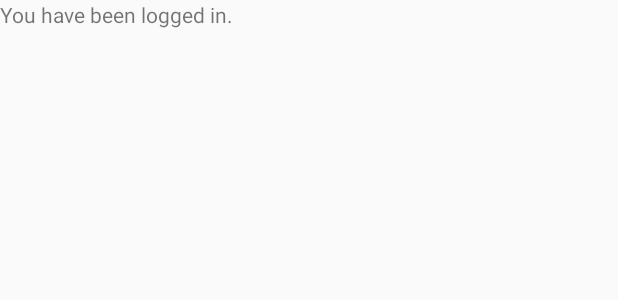
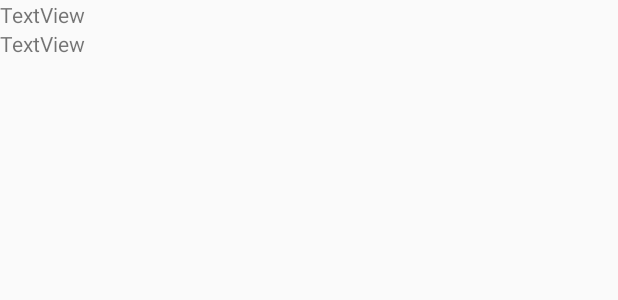
Before and after one commit to SEG2105-uottawa/seg2105f20-project-project_gr-09, an Android app: the layout activity_home.xml on its own in the app's theme, with its tools: preview values and no code run, on a phone screen of 412 x 824 dp. Shown: the top 300 px of the screen. Run offline under Robolectric (Android 15) with nearby library versions, the phone set to English and light mode, and no system bars.

Commit message:
Fixed issues from Deliverable 1

```diff
--- a/app/src/main/java/me/kianbazza/servicenovigrad/activities/RegisterActivity.java
+++ b/app/src/main/java/me/kianbazza/servicenovigrad/activities/RegisterActivity.java
@@ -61,7 +61,7 @@ public class RegisterActivity extends AppCompatActivity {
 
             Account account;
 
-            switch (Roles.fromString(roleStr)) {
+            switch (AccountHelper.roleFromString(roleStr)) {
                 case CUSTOMER:
                     account = new CustomerAccount(usernameStr, emailStr, passwordStr);
                     break;
--- a/app/src/main/res/layout/activity_home.xml
+++ b/app/src/main/res/layout/activity_home.xml
@@ -6,12 +6,17 @@
     android:layout_width="match_parent"
     android:layout_height="match_parent"
     tools:context=".activities.HomeActivity">
-  <TextView
-          android:text="You have been logged in."
-          android:layout_width="wrap_content"
-          android:layout_height="wrap_content" android:id="@+id/welcome" tools:layout_editor_absoluteY="168dp"
-          tools:layout_editor_absoluteX="16dp"/>
-  <TextView
-          android:layout_width="wrap_content"
-          android:layout_height="wrap_content" android:id="@+id/role_display"/>
+  <LinearLayout
+          android:orientation="vertical"
+          android:layout_width="match_parent"
+          android:layout_height="match_parent">
+    <TextView
+            android:text="TextView"
+            android:layout_width="match_parent"
+            android:layout_height="wrap_content" android:id="@+id/viewUsername_homeScreen"/>
+    <TextView
+            android:text="TextView"
+            android:layout_width="match_parent"
+            android:layout_height="wrap_content" android:id="@+id/viewRole_homeScreen"/>
+  </LinearLayout>
 </androidx.constraintlayout.widget.ConstraintLayout>
```
Also changed, not shown: app/src/main/java/me/kianbazza/servicenovigrad/accounts/Account.java (+7 -5 lines), app/src/main/java/me/kianbazza/servicenovigrad/accounts/AdminAccount.java (+32 -2 lines), app/src/main/java/me/kianbazza/servicenovigrad/accounts/CustomerAccount.java (+31 -1 lines), app/src/main/java/me/kianbazza/servicenovigrad/accounts/EmployeeAccount.java (+31 -1 lines), app/src/main/java/me/kianbazza/servicenovigrad/accounts/Role.java (added, +10 -0 lines), app/src/main/java/me/kianbazza/servicenovigrad/accounts/Roles.java (deleted, +0 -28 lines), app/src/main/java/me/kianbazza/servicenovigrad/activities/HomeActivity.java (+11 -0 lines), app/src/main/java/me/kianbazza/servicenovigrad/activities/LoginActivity.java (+34 -4 lines), app/src/main/java/me/kianbazza/servicenovigrad/database/DatabaseManager.java (added, +33 -0 lines), app/src/main/java/me/kianbazza/servicenovigrad/database/FirebaseCallback.java (added, +12 -0 lines), app/src/main/java/me/kianbazza/servicenovigrad/database/FirebaseManager.java (deleted, +0 -7 lines), app/src/main/java/me/kianbazza/servicenovigrad/misc/AccountHelper.java (+19 -63 lines).
